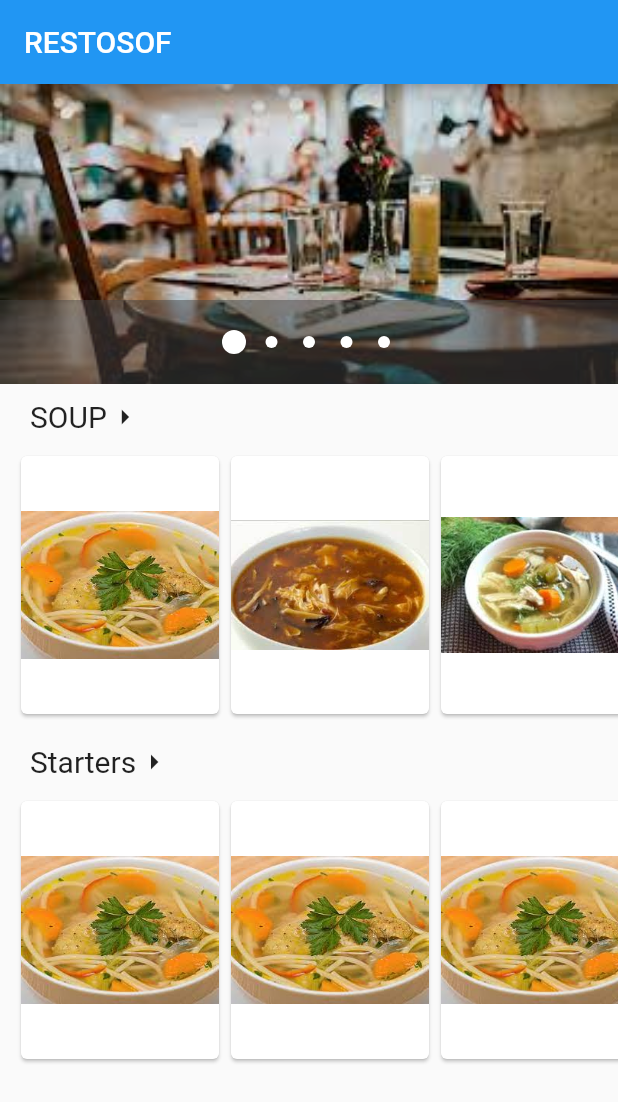
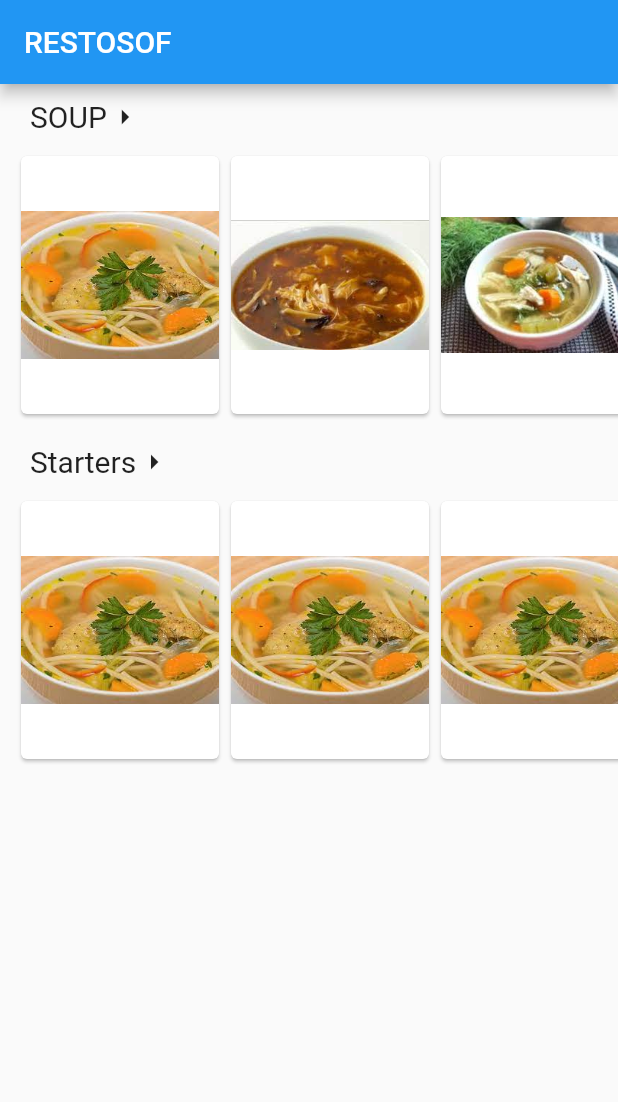
Before and after one commit to shrkamat/ros, a Flutter app: the screen it shows after launch, on a phone screen of 412 x 824 dp. Shown: the top 1102 px of the screen. Run offline on Flutter 3.47's test engine with Material 2 defaults, Android fonts, the phone set to English and light mode, and no system bars; drawn by our look-alikes of carousel_pro.

Commit message:
completed except shrinkwrap

```diff
--- a/lib/main.dart
+++ b/lib/main.dart
@@ -2,7 +2,7 @@ import 'dart:async';
 import 'dart:convert';
 
 import 'package:flutter/material.dart';
-import 'package:restos/pages/Home.dart';
+import 'package:restos/pages/home.dart';
 
 void main() {
   runApp(const MyApp());
@@ -24,7 +24,7 @@ class MyApp extends StatelessWidget {
             title: const Text('Rs'),
           ),
           body: const HomePage(),*/
-          body: MainPage(),
+          body: Home(),
         ));
   }
 }
--- a/lib/pages/Home.dart
+++ b/lib/pages/home.dart
@@ -1,13 +1,11 @@
 import 'package:flutter/material.dart';
 import 'package:restos/models/data.dart';
-import 'package:restos/widgets/carousel.dart';
+
 import 'package:restos/widgets/classificationView.dart';
 
-class MainPage extends StatelessWidget {
+class Home extends StatelessWidget {
   @override
   Widget build(BuildContext context) {
-    Widget image_carousel = Carousels_image();
-
     return Scaffold(
         appBar: new AppBar(
           title: Text(
@@ -16,7 +14,6 @@ class MainPage extends StatelessWidget {
         ),
         body: Column(
           children: <Widget>[
-            image_carousel,
             ClassificationListView(classificationList: fetchData()),
           ],
         ));
```
Also changed, not shown: lib/widgets/carousel.dart (+6 -1 lines).
